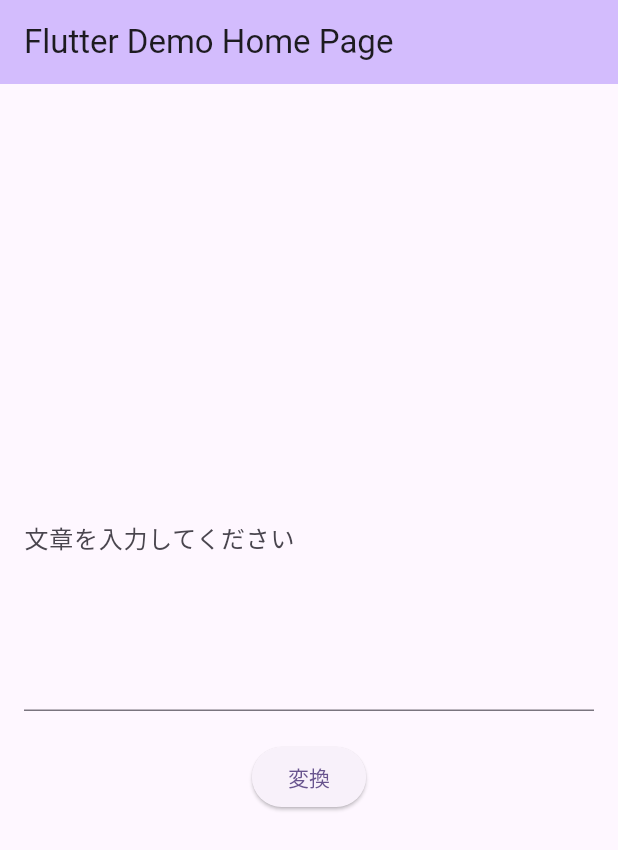
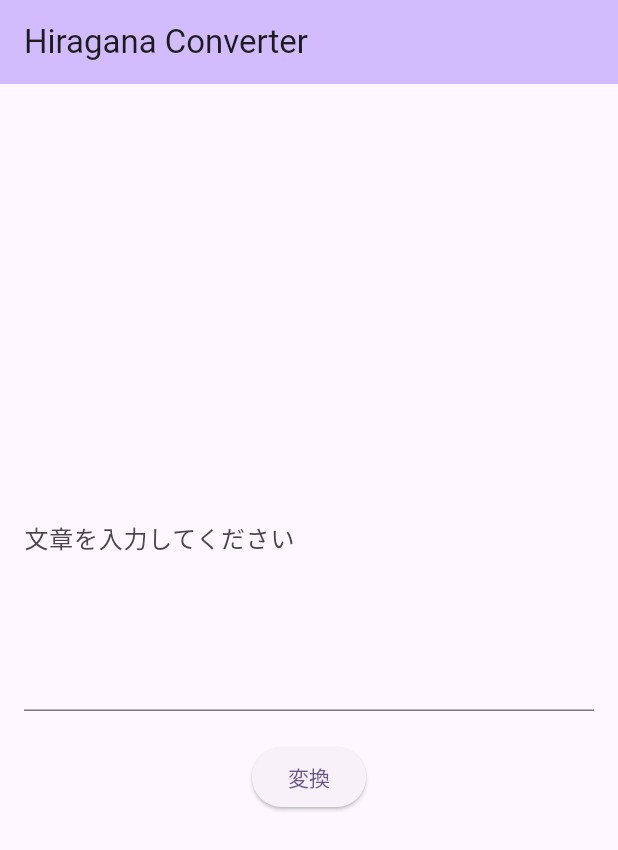
Before and after one commit to NepiaaaaN/hiragana_converter, a Flutter app: the screen it shows after launch, on a phone screen of 412 x 824 dp. Shown: the top 850 px of the screen. Run offline on Flutter 3.47's test engine with Material 3 defaults, Android fonts, the phone set to English and light mode, and no system bars.

Commit message:
Remove unnecessary code from main.dart

```diff
--- a/lib/main.dart
+++ b/lib/main.dart
@@ -17,34 +17,20 @@ class MyApp extends StatelessWidget {
         colorScheme: ColorScheme.fromSeed(seedColor: Colors.deepPurple),
         useMaterial3: true,
       ),
-      home: const HomeScreen(title: 'Flutter Demo Home Page'),
+      home: const HomeScreen(),
     );
   }
 }
 
-class HomeScreen extends StatefulWidget {
-  const HomeScreen({super.key, required this.title});
-  final String title;
-
-  @override
-  State<HomeScreen> createState() => _HomeScreenState();
-}
-
-class _HomeScreenState extends State<HomeScreen> {
-  int _counter = 0;
-
-  void _incrementCounter() {
-    setState(() {
-      _counter++;
-    });
-  }
+class HomeScreen extends StatelessWidget {
+  const HomeScreen({super.key});
 
   @override
   Widget build(BuildContext context) {
     return Scaffold(
       appBar: AppBar(
         backgroundColor: Theme.of(context).colorScheme.inversePrimary,
-        title: Text(widget.title),
+        title: const Text('Hiragana Converter'),
       ),
       body:
           const InputForm(), // This trailing comma makes auto-formatting nicer for build methods.
```
